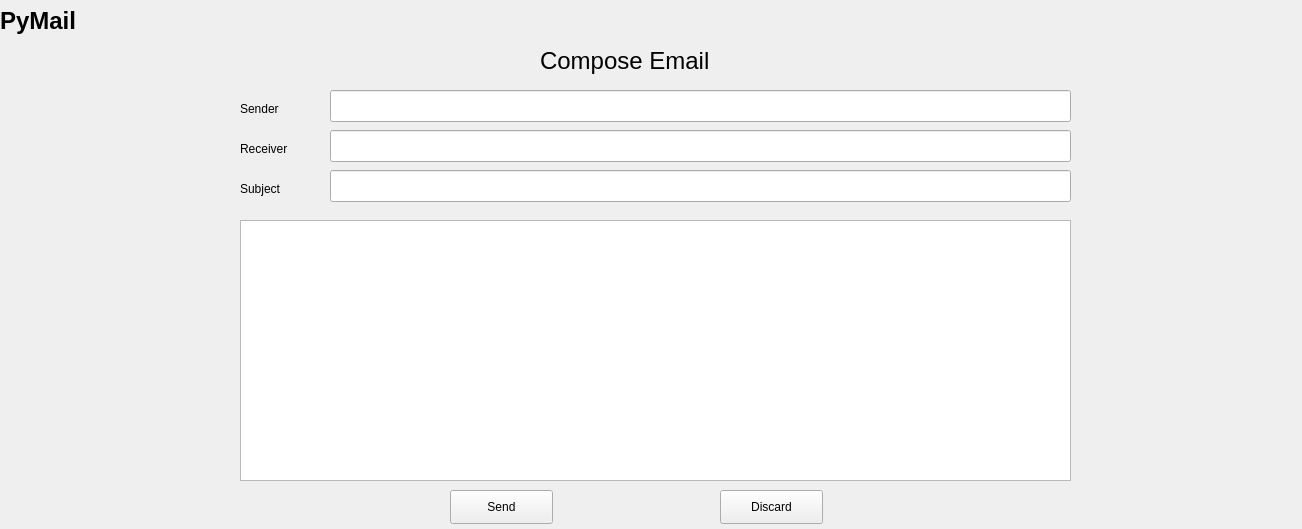
Old version of the form UI/compose.ui in the repository nikhil96sher/PyMail.
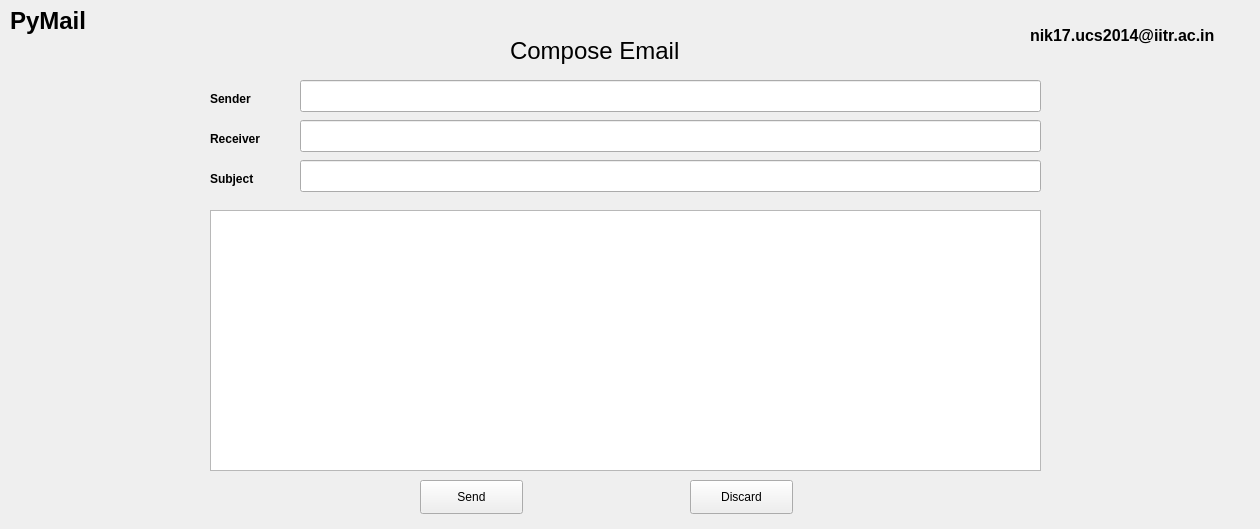
New version of the form.

Commit message: Added Open In Browser, Added email counts

Patch:
```diff
--- a/UI/compose.ui
+++ b/UI/compose.ui
@@ -6,7 +6,7 @@
    <rect>
     <x>0</x>
     <y>0</y>
-    <width>1302</width>
+    <width>1260</width>
     <height>529</height>
    </rect>
   </property>
@@ -16,8 +16,8 @@
   <widget class="QLabel" name="label">
    <property name="geometry">
     <rect>
-     <x>540</x>
-     <y>40</y>
+     <x>510</x>
+     <y>30</y>
      <width>201</width>
      <height>41</height>
     </rect>
@@ -34,8 +34,8 @@
   <widget class="QPlainTextEdit" name="body">
    <property name="geometry">
     <rect>
-     <x>240</x>
-     <y>220</y>
+     <x>210</x>
+     <y>210</y>
      <width>831</width>
      <height>261</height>
     </rect>
@@ -44,12 +44,18 @@
   <widget class="QLabel" name="label_2">
    <property name="geometry">
     <rect>
-     <x>240</x>
-     <y>100</y>
+     <x>210</x>
+     <y>90</y>
      <width>71</width>
      <height>18</height>
     </rect>
    </property>
+   <property name="font">
+    <font>
+     <weight>75</weight>
+     <bold>true</bold>
+    </font>
+   </property>
    <property name="text">
     <string>Sender</string>
    </property>
@@ -57,12 +63,18 @@
   <widget class="QLabel" name="label_3">
    <property name="geometry">
     <rect>
-     <x>240</x>
-     <y>140</y>
-     <width>71</width>
+     <x>210</x>
+     <y>130</y>
+     <width>81</width>
      <height>18</height>
     </rect>
    </property>
+   <property name="font">
+    <font>
+     <weight>75</weight>
+     <bold>true</bold>
+    </font>
+   </property>
    <property name="text">
     <string>Receiver</string>
    </property>
@@ -70,12 +82,18 @@
   <widget class="QLabel" name="label_4">
    <property name="geometry">
     <rect>
-     <x>240</x>
-     <y>180</y>
+     <x>210</x>
+     <y>170</y>
      <width>71</width>
      <height>18</height>
     </rect>
    </property>
+   <property name="font">
+    <font>
+     <weight>75</weight>
+     <bold>true</bold>
+    </font>
+   </property>
    <property name="text">
     <string>Subject</string>
    </property>
@@ -83,8 +101,8 @@
   <widget class="QPushButton" name="send_email">
    <property name="geometry">
     <rect>
-     <x>450</x>
-     <y>490</y>
+     <x>420</x>
+     <y>480</y>
      <width>103</width>
      <height>34</height>
     </rect>
@@ -96,8 +114,8 @@
   <widget class="QPushButton" name="discard_email">
    <property name="geometry">
     <rect>
-     <x>720</x>
-     <y>490</y>
+     <x>690</x>
+     <y>480</y>
      <width>103</width>
      <height>34</height>
     </rect>
@@ -109,7 +127,7 @@
   <widget class="QLabel" name="app_title">
    <property name="geometry">
     <rect>
-     <x>0</x>
+     <x>10</x>
      <y>0</y>
      <width>101</width>
      <height>41</height>
@@ -129,8 +147,8 @@
   <widget class="QLineEdit" name="sender">
    <property name="geometry">
     <rect>
-     <x>330</x>
-     <y>90</y>
+     <x>300</x>
+     <y>80</y>
      <width>741</width>
      <height>32</height>
     </rect>
@@ -139,8 +157,8 @@
   <widget class="QLineEdit" name="receiver">
    <property name="geometry">
     <rect>
-     <x>330</x>
-     <y>130</y>
+     <x>300</x>
+     <y>120</y>
      <width>741</width>
      <height>32</height>
     </rect>
@@ -149,13 +167,33 @@
   <widget class="QLineEdit" name="subject">
    <property name="geometry">
     <rect>
-     <x>330</x>
-     <y>170</y>
+     <x>300</x>
+     <y>160</y>
      <width>741</width>
      <height>32</height>
     </rect>
    </property>
   </widget>
+  <widget class="QLabel" name="user_email">
+   <property name="geometry">
+    <rect>
+     <x>1030</x>
+     <y>20</y>
+     <width>221</width>
+     <height>31</height>
+    </rect>
+   </property>
+   <property name="font">
+    <font>
+     <pointsize>12</pointsize>
+     <weight>75</weight>
+     <bold>true</bold>
+    </font>
+   </property>
+   <property name="text">
+    <string>nik17.ucs2014@iitr.ac.in</string>
+   </property>
+  </widget>
  </widget>
  <resources/>
  <connections/>
```
The commit also changes 8 other files.
